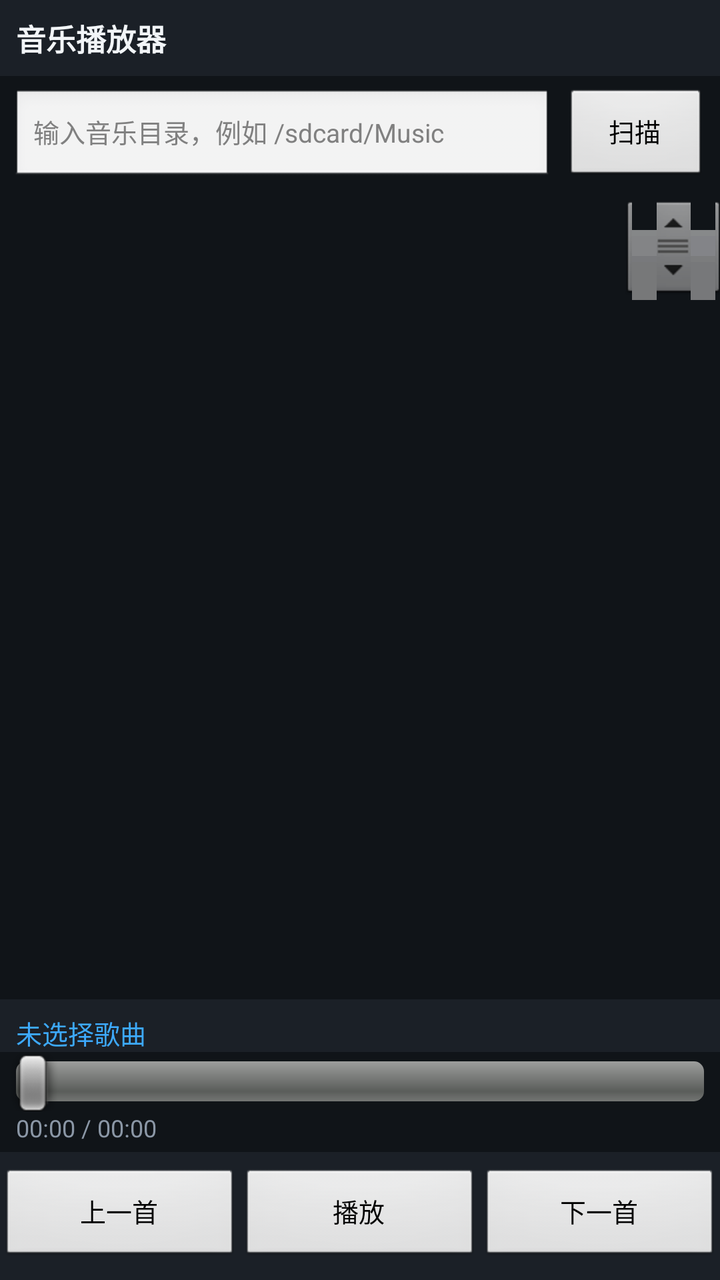
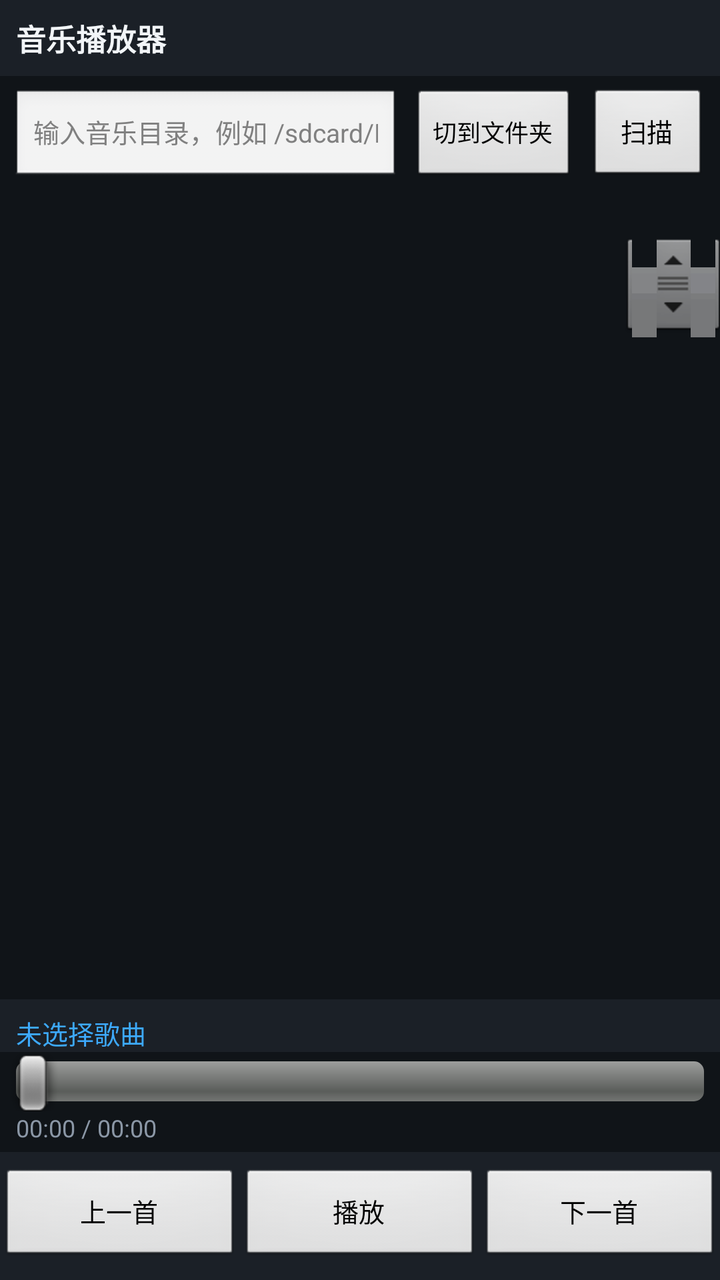

Screens rendered from an Android XML layout before and after an edit, with the pre-edit source and the edit as a unified diff.
<!-- AndroidManifest.xml: application theme android:Theme -->
<!-- res/layout/main.xml -->
<?xml version="1.0" encoding="utf-8"?>
<LinearLayout xmlns:android="http://schemas.android.com/apk/res/android"
    android:layout_width="fill_parent"
    android:layout_height="fill_parent"
    android:orientation="vertical"
    android:background="@color/bg">

    <TextView
        android:id="@+id/title"
        android:layout_width="fill_parent"
        android:layout_height="wrap_content"
        android:background="@color/panel"
        android:padding="8dp"
        android:text="@string/app_name"
        android:textColor="@color/text_primary"
        android:textSize="15sp"
        android:textStyle="bold" />

    <LinearLayout
        android:layout_width="fill_parent"
        android:layout_height="wrap_content"
        android:orientation="horizontal"
        android:padding="6dp">

        <EditText
            android:id="@+id/path"
            android:layout_width="0dp"
            android:layout_height="wrap_content"
            android:layout_weight="1"
            android:hint="@string/scan_hint"
            android:singleLine="true"
            android:textColor="@color/text_primary"
            android:textSize="13sp" />

        <Button
            android:id="@+id/btn_scan"
            android:layout_width="wrap_content"
            android:layout_height="wrap_content"
            android:layout_marginLeft="6dp"
            android:minWidth="72dp"
            android:text="@string/scan"
            android:textSize="13sp" />
    </LinearLayout>

    <ListView
        android:id="@android:id/list"
        android:layout_width="fill_parent"
        android:layout_height="0dp"
        android:layout_weight="1"
        android:cacheColorHint="#00000000"
        android:divider="@color/divider"
        android:dividerHeight="1px"
        android:fastScrollEnabled="true" />

    <TextView
        android:id="@+id/empty"
        android:layout_width="fill_parent"
        android:layout_height="wrap_content"
        android:padding="14dp"
        android:text="@string/empty"
        android:textColor="@color/text_secondary"
        android:textSize="13sp"
        android:visibility="gone" />

    <TextView
        android:id="@+id/now"
        android:layout_width="fill_parent"
        android:layout_height="wrap_content"
        android:background="@color/panel"
        android:ellipsize="marquee"
        android:paddingLeft="8dp"
        android:paddingRight="8dp"
        android:paddingTop="7dp"
        android:singleLine="true"
        android:text="@string/no_song"
        android:textColor="@color/accent"
        android:textSize="13sp" />

    <SeekBar
        android:id="@+id/seek"
        android:layout_width="fill_parent"
        android:layout_height="wrap_content"
        android:paddingLeft="8dp"
        android:paddingRight="8dp" />

    <TextView
        android:id="@+id/time"
        android:layout_width="fill_parent"
        android:layout_height="wrap_content"
        android:paddingBottom="4dp"
        android:paddingLeft="8dp"
        android:paddingRight="8dp"
        android:text="@string/time_zero"
        android:textColor="@color/text_secondary"
        android:textSize="12sp" />

    <LinearLayout
        android:layout_width="fill_parent"
        android:layout_height="wrap_content"
        android:background="@color/panel"
        android:orientation="horizontal"
        android:paddingBottom="8dp"
        android:paddingTop="8dp">

        <Button
            android:id="@+id/btn_prev"
            android:layout_width="0dp"
            android:layout_height="wrap_content"
            android:layout_weight="1"
            android:minWidth="0dp"
            android:text="@string/btn_prev"
            android:textSize="13sp" />

        <Button
            android:id="@+id/btn_play"
            android:layout_width="0dp"
            android:layout_height="wrap_content"
            android:layout_weight="1"
            android:minWidth="0dp"
            android:text="@string/btn_play"
            android:textSize="13sp" />

        <Button
            android:id="@+id/btn_next"
            android:layout_width="0dp"
            android:layout_height="wrap_content"
            android:layout_weight="1"
            android:minWidth="0dp"
            android:text="@string/btn_next"
            android:textSize="13sp" />
    </LinearLayout>
</LinearLayout>
<!-- resources referenced by this layout -->
<resources>
  <color name="accent">#FF3DA9FC</color>
  <color name="bg">#FF101418</color>
  <color name="divider">#FF2A313A</color>
  <color name="panel">#FF1B2027</color>
  <color name="text_primary">#FFF2F5F8</color>
  <color name="text_secondary">#FF8B97A6</color>
  <string name="app_name">音乐播放器</string>
  <string name="btn_next">下一首</string>
  <string name="btn_play">播放</string>
  <string name="btn_prev">上一首</string>
  <string name="empty">没有找到音频文件，请把 mp3 放到 /sdcard/Music 后点击“扫描”。</string>
  <string name="no_song">未选择歌曲</string>
  <string name="scan">扫描</string>
  <string name="scan_hint">输入音乐目录，例如 /sdcard/Music</string>
  <string name="time_zero">00:00 / 00:00</string>
</resources>

<!-- the commit's change to res/layout/main.xml (unified diff, before → after) -->
@@ -33,14 +33,33 @@
             android:textSize="13sp" />
 
         <Button
+            android:id="@+id/btn_mode"
+            android:layout_width="wrap_content"
+            android:layout_height="wrap_content"
+            android:layout_marginLeft="6dp"
+            android:minWidth="0dp"
+            android:text="@string/mode_toggle_to_folder"
+            android:textSize="12sp" />
+
+        <Button
             android:id="@+id/btn_scan"
             android:layout_width="wrap_content"
             android:layout_height="wrap_content"
             android:layout_marginLeft="6dp"
-            android:minWidth="72dp"
+            android:minWidth="60dp"
             android:text="@string/scan"
             android:textSize="13sp" />
     </LinearLayout>
+
+    <TextView
+        android:id="@+id/mode_info"
+        android:layout_width="fill_parent"
+        android:layout_height="wrap_content"
+        android:paddingBottom="4dp"
+        android:paddingLeft="8dp"
+        android:paddingRight="8dp"
+        android:textColor="@color/text_secondary"
+        android:textSize="11sp" />
 
     <ListView
         android:id="@android:id/list"
<!-- resource entries referenced after the edit -->
@@ -10,7 +10,8 @@
   <string name="btn_next">下一首</string>
   <string name="btn_play">播放</string>
   <string name="btn_prev">上一首</string>
-  <string name="empty">没有找到音频文件，请把 mp3 放到 /sdcard/Music 后点击“扫描”。</string>
+  <string name="empty">没有找到音频文件。请把 mp3 放到 /sdcard/Music 后点击“扫描”；或切换到“音乐库”模式，读取系统已索引的歌曲。</string>
+  <string name="mode_toggle_to_folder">切到文件夹</string>
   <string name="no_song">未选择歌曲</string>
   <string name="scan">扫描</string>
   <string name="scan_hint">输入音乐目录，例如 /sdcard/Music</string>
